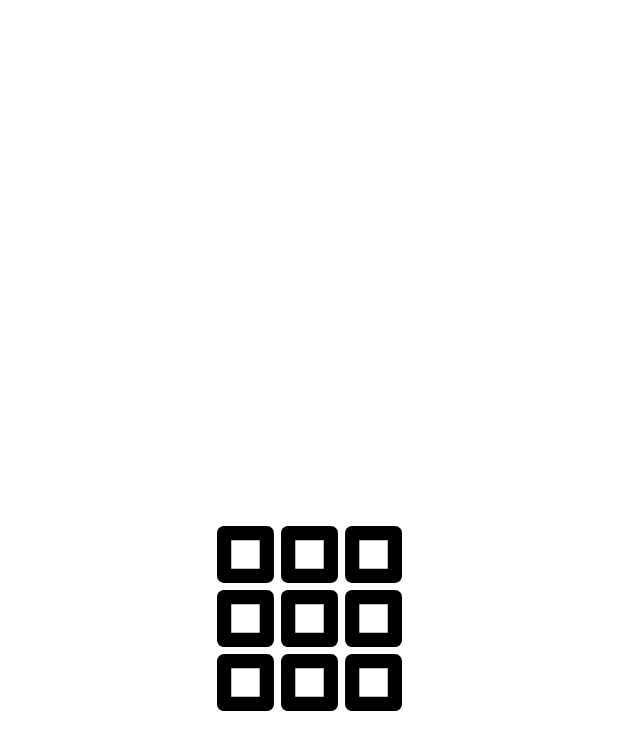
After one commit to igorshu/grid_test_app, an Android app built with Jetpack Compose: the SplashActivity screen opened directly, with no data from a screen before it, on a phone screen of 412 x 824 dp. The commit adds this screen. Shown: the top 750 px of the screen. Run offline under Robolectric (Android 15) with nearby library versions, the phone set to English and light mode, and no system bars; 1 statement that could not run was skipped.

Commit message:
add splash screen for old versions (11 and below) & fix splash icon for new versions

```diff
--- a/app/src/main/AndroidManifest.xml
+++ b/app/src/main/AndroidManifest.xml
@@ -18,12 +18,16 @@
         android:theme="@style/Theme.GridTestApp"
         tools:targetApi="31">
         <activity
-            android:name=".MainActivity"
+            android:name=".ui.activities.MainActivity"
+            android:exported="false"
+            android:theme="@style/Theme.GridTestApp"/>
+        <activity
+            android:name=".ui.activities.SplashActivity"
+            android:theme="@style/Theme.Splash"
             android:exported="true"
-            android:theme="@style/Theme.GridTestApp">
+            >
             <intent-filter>
                 <action android:name="android.intent.action.MAIN" />
-
                 <category android:name="android.intent.category.LAUNCHER" />
             </intent-filter>
         </activity>
--- a/app/src/main/java/com/example/gridtestapp/MainActivity.kt
+++ b/app/src/main/java/com/example/gridtestapp/ui/activities/MainActivity.kt
@@ -1,4 +1,4 @@
-package com.example.gridtestapp
+package com.example.gridtestapp.ui.activities
 
 import android.os.Bundle
 import androidx.activity.ComponentActivity
--- /dev/null
+++ b/app/src/main/java/com/example/gridtestapp/ui/activities/SplashActivity.kt
@@ -0,0 +1,72 @@
+package com.example.gridtestapp.ui.activities
+
+import android.annotation.SuppressLint
+import android.content.Intent
+import android.os.Build
+import android.os.Bundle
+import android.view.View
+import androidx.activity.ComponentActivity
+import androidx.activity.compose.setContent
+import androidx.compose.foundation.Image
+import androidx.compose.foundation.background
+import androidx.compose.foundation.layout.Box
+import androidx.compose.foundation.layout.aspectRatio
+import androidx.compose.foundation.layout.fillMaxSize
+import androidx.compose.foundation.layout.fillMaxWidth
+import androidx.compose.runtime.LaunchedEffect
+import androidx.compose.runtime.rememberCoroutineScope
+import androidx.compose.ui.Alignment
+import androidx.compose.ui.Modifier
+import androidx.compose.ui.graphics.Color
+import androidx.compose.ui.layout.ContentScale
+import androidx.compose.ui.platform.LocalContext
+import androidx.compose.ui.res.painterResource
+import com.example.gridtestapp.R
+import kotlinx.coroutines.delay
+import kotlinx.coroutines.launch
+
+@SuppressLint("CustomSplashScreen")
+class SplashActivity: ComponentActivity() {
+
+    override fun onCreate(savedInstanceState: Bundle?) {
+        super.onCreate(savedInstanceState)
+
+        if (Build.VERSION.SDK_INT <=  Build.VERSION_CODES.R) {
+            window.decorView.apply {
+                systemUiVisibility = View.SYSTEM_UI_FLAG_HIDE_NAVIGATION or View.SYSTEM_UI_FLAG_FULLSCREEN
+            }
+        } else {
+            startActivity(Intent(this, MainActivity::class.java))
+            finish()
+        }
+
+        setContent {
+            val scope = rememberCoroutineScope()
+            val context = LocalContext.current
+
+            LaunchedEffect(key1 = 1) {
+                scope.launch {
+                    delay(1000)
+                    context.startActivity(Intent(context, MainActivity::class.java))
+                    finish()
+                }
+            }
+
+            Box(
+                modifier = Modifier
+                    .fillMaxSize()
+                    .background(Color.White),
+                contentAlignment = Alignment.Center,
+            ) {
+                Image(
+                    painterResource(id = R.drawable.splash_icon),
+                    contentDescription = "",
+                    contentScale = ContentScale.Crop,
+                    modifier = Modifier
+                        .fillMaxWidth(0.3f)
+                        .aspectRatio(1.0f)
+                )
+            }
+        }
+    }
+}
--- /dev/null
+++ b/app/src/main/res/drawable/inset_splash_icon.xml
@@ -0,0 +1,6 @@
+<inset xmlns:android="http://schemas.android.com/apk/res/android"
+    android:drawable="@drawable/splash_icon"
+    android:insetLeft="50dp"
+    android:insetRight="50dp"
+    android:insetTop="50dp"
+    android:insetBottom="50dp"/>
--- a/app/src/main/res/values-v31/themes.xml
+++ b/app/src/main/res/values-v31/themes.xml
@@ -1,12 +1,12 @@
 <?xml version="1.0" encoding="utf-8"?>
 <resources>
 
-    <style name="Theme.GridTestApp" parent="android:Theme.Material.Light.NoActionBar" >
+    <style name="Theme.GridTestApp" parent="android:Theme.Material.Light.NoActionBar" />
+
+    <style name="Theme.Splash" parent="Theme.SplashScreen.Common" >
         <item name="android:windowSplashScreenBackground">@color/white</item>
-        <item name="android:windowSplashScreenAnimatedIcon">@drawable/splash_icon</item>
+        <item name="android:windowSplashScreenAnimatedIcon">@drawable/inset_splash_icon</item>
         <item name="android:windowSplashScreenAnimationDuration">1000</item>
-<!--        <item name="android:windowSplashScreenIconBackgroundColor">@color/teal_200</item>-->
-
     </style>
 
 
--- a/app/src/main/res/values/themes.xml
+++ b/app/src/main/res/values/themes.xml
@@ -2,4 +2,11 @@
 <resources>
 
     <style name="Theme.GridTestApp" parent="android:Theme.Material.Light.NoActionBar" />
+
+    <style name="Theme.Splash" parent="Theme.SplashScreen.Common" >
+        <item name="windowNoTitle">true</item>
+        <item name="windowActionBar">false</item>
+        <item name="android:windowFullscreen">true</item>
+        <item name="android:windowContentOverlay">@null</item>
+    </style>
 </resources>
```
